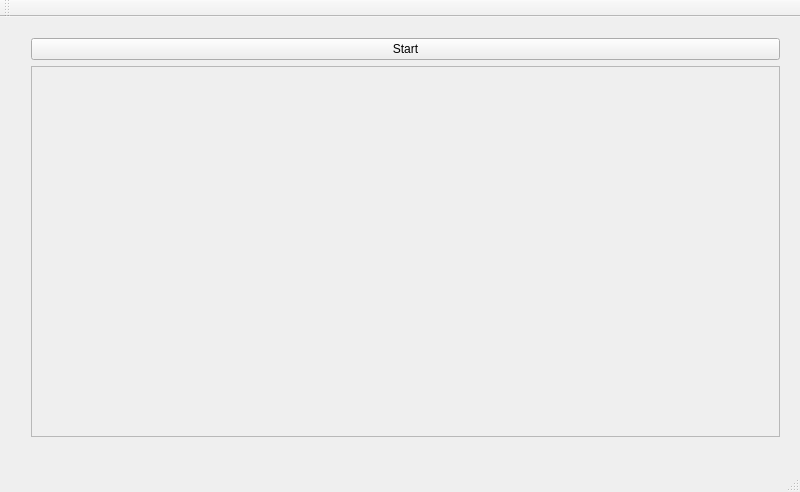
Above: mainwindow.ui from archerHe/heyuan before the change. Below: the same form after it.
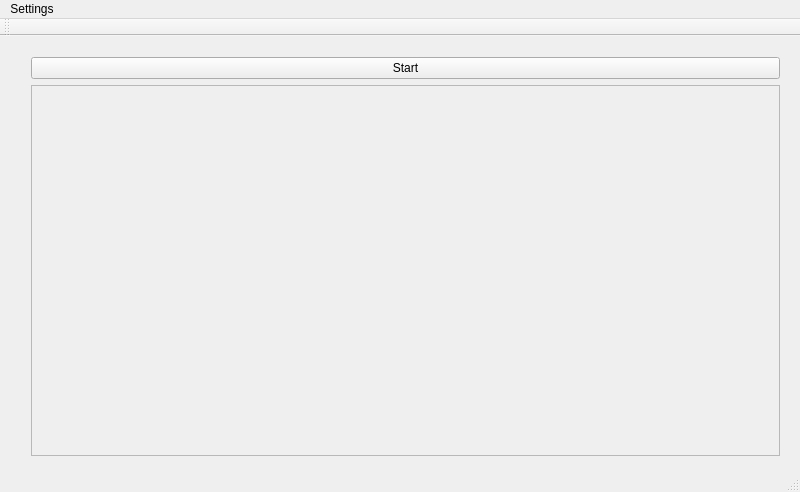
That is the form after the change.

Patch:
```diff
--- a/mainwindow.ui
+++ b/mainwindow.ui
@@ -64,6 +64,13 @@
      <height>25</height>
     </rect>
    </property>
+   <widget class="QMenu" name="menuSet_os_ver">
+    <property name="title">
+     <string>Settings</string>
+    </property>
+    <addaction name="actionFw_ver"/>
+   </widget>
+   <addaction name="menuSet_os_ver"/>
   </widget>
   <widget class="QToolBar" name="mainToolBar">
    <attribute name="toolBarArea">
```
Left out of the diff: 5 changed lines with no effect on the pictures.
